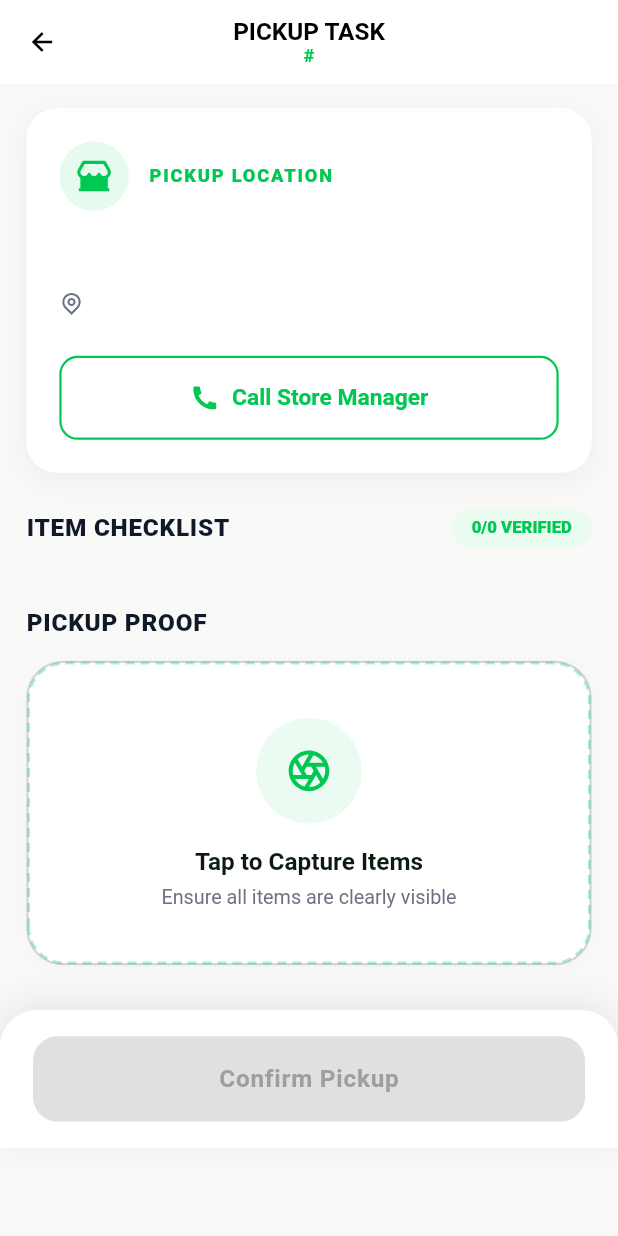
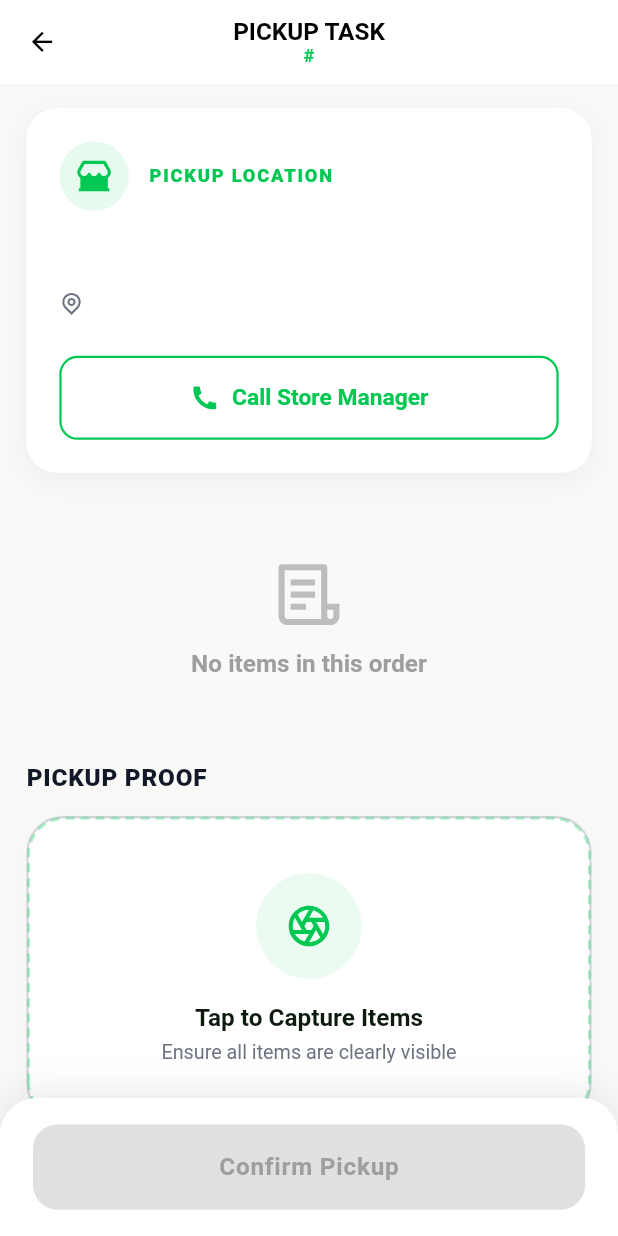
Before and after one commit to gauravsitsolutions/grocery_delivery, a Flutter app: the PickupTaskView screen opened directly with empty values, on a phone screen of 412 x 824 dp. Run offline on Flutter 3.47's test engine with Material 3 defaults, Android fonts, the phone set to English and light mode, and no system bars; our stand-ins replace avatar_glow, awesome_snackbar_content, cached_network_image, connectivity_plus, fl_chart, image_picker and 7 more; accounts and stored records are empty.

Commit message:
feat: Enhance order item parsing and quantity defaults, improve pickup task UI with adaptive icons, error display, and empty state, and update the base URL.

```diff
--- a/lib/constant/app_url.dart
+++ b/lib/constant/app_url.dart
@@ -1,5 +1,5 @@
 class AppUrls {
-  static const String baseUrl = 'http://192.168.1.49:8000';
+  static const String baseUrl = 'http://192.168.1.62:8000';
   static const String loginPassword = '$baseUrl/api/auth/login/password';
   static const String loginOtp = '$baseUrl/api/auth/login/otp/';
   static const String verifyOtp = '$baseUrl/api/auth/mobile/verify-otp/login';
--- a/lib/model/order_model.dart
+++ b/lib/model/order_model.dart
@@ -416,7 +416,9 @@ class OrderItem {
       orderId: json['order_id'] ?? 0,
       productId: json['product_id'] ?? 0,
       quantity:
-          json['quantity'] != null ? (json['quantity'] as num).toInt() : 0,
+          json['quantity'] != null && (json['quantity'] as num).toInt() > 0
+              ? (json['quantity'] as num).toInt()
+              : 1, // Default to 1 if null or 0
       productBatchId: json['product_batch_id'],
       isPicked: json['isPicked'] == true ||
           json['is_picked'] == true ||
--- a/lib/services/api_service.dart
+++ b/lib/services/api_service.dart
@@ -601,8 +601,12 @@ class ApiService {
     dynamic itemsData = response['data'];
 
     // Handle nested Map format: { "status": true, "data": { "orderId": 1, "items": [...] } }
-    if (itemsData is Map && itemsData['items'] is List) {
-      itemsData = itemsData['items'];
+    if (itemsData is Map) {
+      if (itemsData['items'] is List) {
+        itemsData = itemsData['items'];
+      } else if (itemsData['order_items'] is List) {
+        itemsData = itemsData['order_items'];
+      }
     }
 
     if (response['status'] == true && itemsData is List) {
--- a/lib/view/pickup/pickup_success_view.dart
+++ b/lib/view/pickup/pickup_success_view.dart
@@ -19,7 +19,7 @@ class PickupSuccessView extends StatelessWidget {
         elevation: 0,
         backgroundColor: AppColors.transparent,
         leading: IconButton(
-          icon: Icon(Icons.arrow_back_ios,
+          icon: Icon(Icons.adaptive.arrow_back,
               color: AppColors.black, size: R.sp(20)),
           onPressed: () => Navigator.pop(context),
         ),
--- a/lib/view/pickup/pickup_task_view.dart
+++ b/lib/view/pickup/pickup_task_view.dart
@@ -51,12 +51,8 @@ class _PickupTaskViewState extends State<PickupTaskView> {
             backgroundColor: AppColors.white,
             elevation: 0,
             leading: IconButton(
-              icon: Icon(
-                  Theme.of(context).platform == TargetPlatform.iOS
-                      ? Remix.arrow_left_s_line
-                      : Remix.arrow_left_line,
-                  color: AppColors.black,
-                  size: R.sp(20)),
+              icon: Icon(Icons.adaptive.arrow_back,
+                  color: AppColors.black, size: R.sp(20)),
               onPressed: () => Navigator.pop(context),
             ),
             centerTitle: true,
@@ -95,6 +91,18 @@ class _PickupTaskViewState extends State<PickupTaskView> {
                   children: [
                     _buildLocationCard(order),
                     SizedBox(height: R.h(24)),
+                    if (viewModel.error != null)
+                      Padding(
+                        padding: EdgeInsets.only(bottom: R.h(16)),
+                        child: Text(
+                          viewModel.error!,
+                          style: TextStyle(
+                            color: AppColors.error,
+                            fontSize: R.sp(14),
+                            fontWeight: FontWeight.w600,
+                          ),
+                        ),
+                      ),
                     _buildItemChecklist(viewModel),
                     SizedBox(height: R.h(24)),
                     _buildPickupProof(viewModel),
@@ -289,6 +297,28 @@ class _PickupTaskViewState extends State<PickupTaskView> {
   }
 
   Widget _buildItemChecklist(OrderViewModel viewModel) {
+    if (viewModel.orderItems.isEmpty) {
+      return Center(
+        child: Padding(
+          padding: EdgeInsets.symmetric(vertical: R.h(32)),
+          child: Column(
+            children: [
+              Icon(RemixIcons.file_list_3_line,
+                  size: R.sp(48), color: AppColors.grey400),
+              SizedBox(height: R.h(12)),
+              Text(
+                'No items in this order',
+                style: TextStyle(
+                  color: AppColors.grey500,
+                  fontSize: R.sp(16),
+                  fontWeight: FontWeight.w600,
+                ),
+              ),
+            ],
+          ),
+        ),
+      );
+    }
     return Column(
       children: [
         Row(
```
